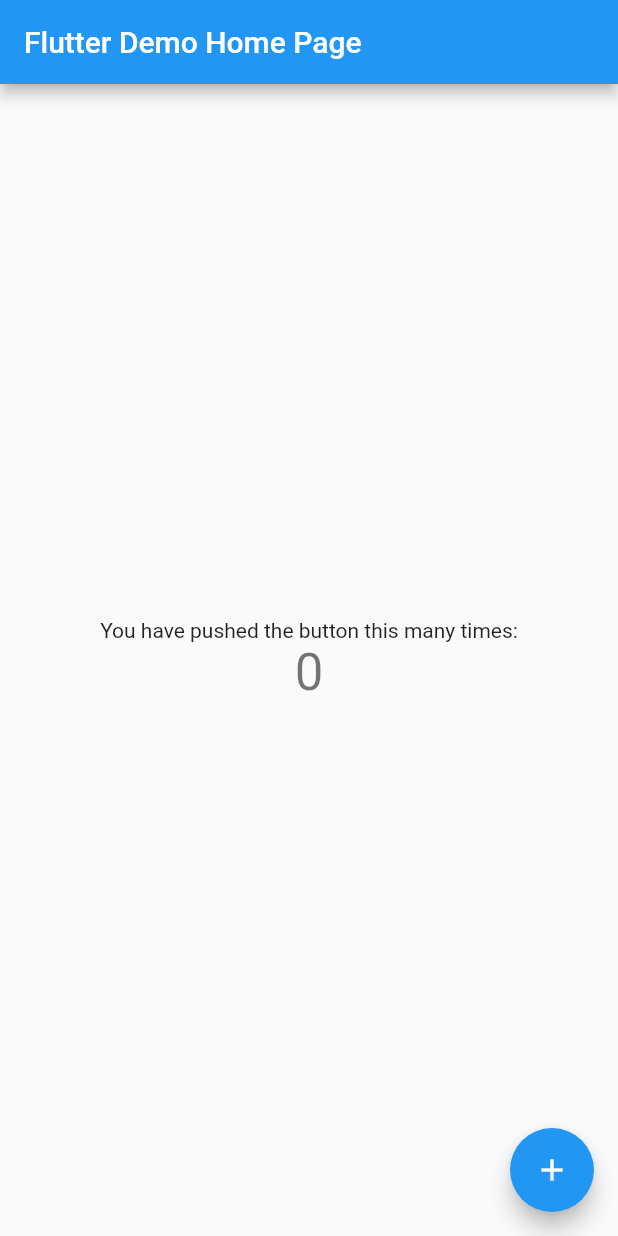
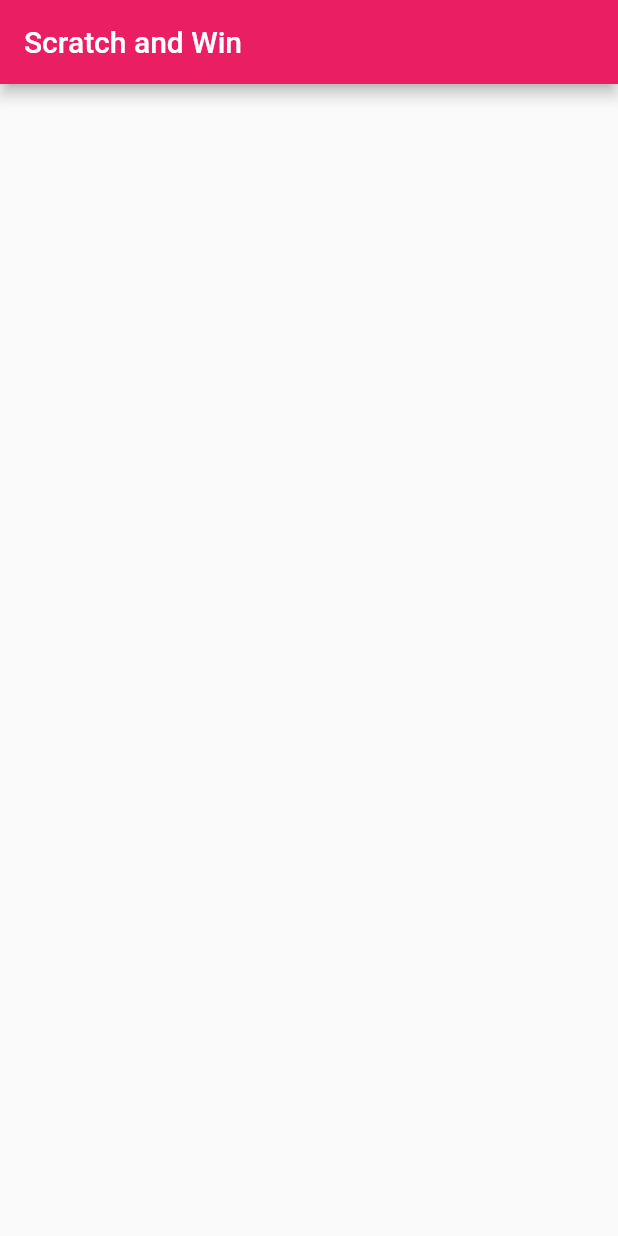
Before and after one commit to iamsourav37/Scratch-and-Win-game, a Flutter app: the screen it shows after launch, on a phone screen of 412 x 824 dp. Run offline on Flutter 3.47's test engine with Material 2 defaults, Android fonts, the phone set to English and light mode, and no system bars.

Commit message:
3 methods are defined

```diff
--- /dev/null
+++ b/lib/home_page.dart
@@ -0,0 +1,18 @@
+import 'package:flutter/material.dart';
+
+class HomePage extends StatefulWidget {
+  @override
+  _HomePageState createState() => _HomePageState();
+}
+
+class _HomePageState extends State<HomePage> {
+  @override
+  Widget build(BuildContext context) {
+    return Scaffold(
+        appBar: AppBar(
+          title: Text("Scratch and Win"),
+        ),
+        body: Container(),
+    );
+  }
+}
--- a/lib/main.dart
+++ b/lib/main.dart
@@ -1,111 +1,17 @@
 import 'package:flutter/material.dart';
+import './home_page.dart';
 
 void main() => runApp(MyApp());
 
 class MyApp extends StatelessWidget {
-  // This widget is the root of your application.
   @override
   Widget build(BuildContext context) {
     return MaterialApp(
-      title: 'Flutter Demo',
-      theme: ThemeData(
-        // This is the theme of your application.
-        //
-        // Try running your application with "flutter run". You'll see the
-        // application has a blue toolbar. Then, without quitting the app, try
-        // changing the primarySwatch below to Colors.green and then invoke
-        // "hot reload" (press "r" in the console where you ran "flutter run",
-        // or simply save your changes to "hot reload" in a Flutter IDE).
-        // Notice that the counter didn't reset back to zero; the application
-        // is not restarted.
-        primarySwatch: Colors.blue,
-      ),
-      home: MyHomePage(title: 'Flutter Demo Home Page'),
+        title: "Scratch and Win",
+        theme: ThemeData(
+          primarySwatch: Colors.pink,
+        ),
+        home: HomePage(),
     );
   }
 }
-
-class MyHomePage extends StatefulWidget {
-  MyHomePage({Key key, this.title}) : super(key: key);
-
-  // This widget is the home page of your application. It is stateful, meaning
-  // that it has a State object (defined below) that contains fields that affect
-  // how it looks.
-
-  // This class is the configuration for the state. It holds the values (in this
-  // case the title) provided by the parent (in this case the App widget) and
-  // used by the build method of the State. Fields in a Widget subclass are
-  // always marked "final".
-
-  final String title;
-
-  @override
-  _MyHomePageState createState() => _MyHomePageState();
-}
-
-class _MyHomePageState extends State<MyHomePage> {
-  int _counter = 0;
-
-  void _incrementCounter() {
-    setState(() {
-      // This call to setState tells the Flutter framework that something has
-      // changed in this State, which causes it to rerun the build method below
-      // so that the display can reflect the updated values. If we changed
-      // _counter without calling setState(), then the build method would not be
-      // called again, and so nothing would appear to happen.
-      _counter++;
-    });
-  }
-
-  @override
-  Widget build(BuildContext context) {
-    // This method is rerun every time setState is called, for instance as done
-    // by the _incrementCounter method above.
-    //
-    // The Flutter framework has been optimized to make rerunning build methods
-    // fast, so that you can just rebuild anything that needs updating rather
-    // than having to individually change instances of widgets.
-    return Scaffold(
-      appBar: AppBar(
-        // Here we take the value from the MyHomePage object that was created by
-        // the App.build method, and use it to set our appbar title.
-        title: Text(widget.title),
-      ),
-      body: Center(
-        // Center is a layout widget. It takes a single child and positions it
-        // in the middle of the parent.
-        child: Column(
-          // Column is also a layout widget. It takes a list of children and
-          // arranges them vertically. By default, it sizes itself to fit its
-          // children horizontally, and tries to be as tall as its parent.
-          //
-          // Invoke "debug painting" (press "p" in the console, choose the
-          // "Toggle Debug Paint" action from the Flutter Inspector in Android
-          // Studio, or the "Toggle Debug Paint" command in Visual Studio Code)
-          // to see the wireframe for each widget.
-          //
-          // Column has various properties to control how it sizes itself and
-          // how it positions its children. Here we use mainAxisAlignment to
-          // center the children vertically; the main axis here is the vertical
-          // axis because Columns are vertical (the cross axis would be
-          // horizontal).
-          mainAxisAlignment: MainAxisAlignment.center,
-          children: <Widget>[
-            Text(
-              'You have pushed the button this many times:',
-            ),
-            Text(
-              '$_counter',
-              style: Theme.of(context).textTheme.display1,
-            ),
-          ],
-        ),
-      ),
-      floatingActionButton: FloatingActionButton(
-        onPressed: _incrementCounter,
-        tooltip: 'Increment',
-        child: Icon(Icons.add),
-      ), // This trailing comma makes auto-formatting nicer for build methods.
-    );
-  }
-}
```
